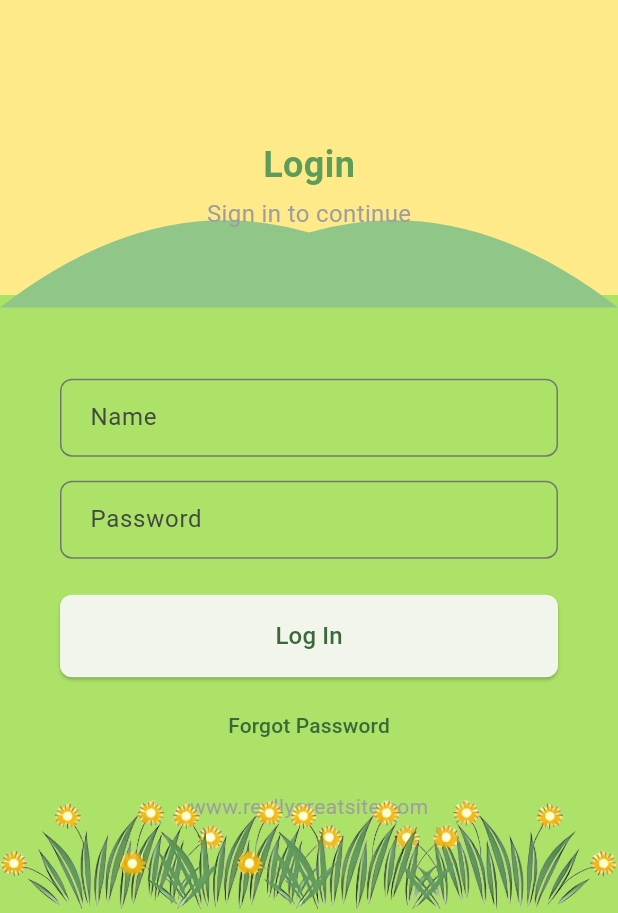
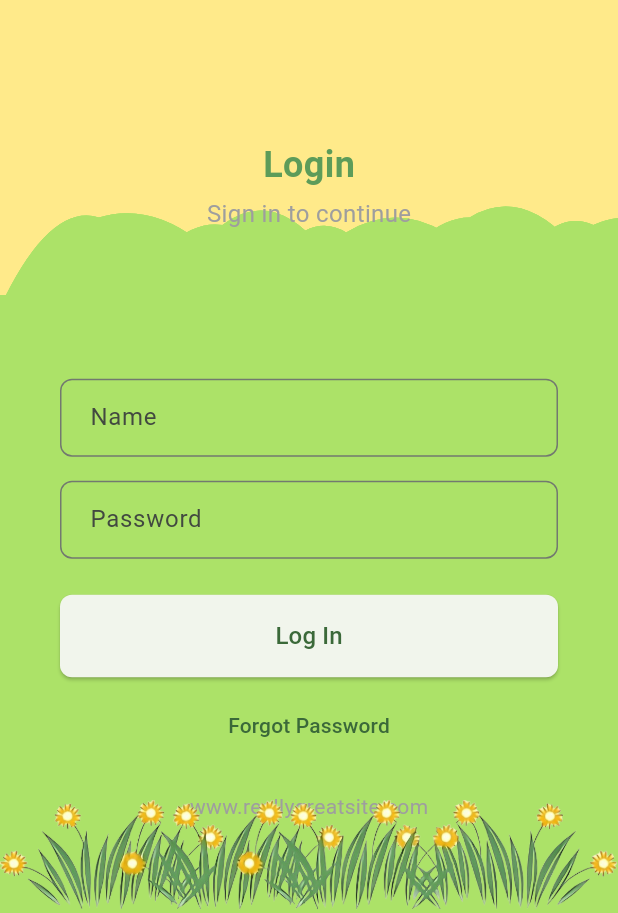
Before and after one commit to Niketw/lencho-server, a Flutter app: the screen it shows after launch, after a tap on "Get Started", on a phone screen of 412 x 824 dp, the part 323-1236 px from its top. Run offline on Flutter 3.47's test engine with Material 3 defaults, Android fonts, the light colour scheme and no system bars; our stand-ins replace firebase_core; accounts and stored records are empty; generated files the repository leaves out were written again.

Commit message:
login smoothyfied fix

```diff
--- a/lib/screens/login/login_page.dart
+++ b/lib/screens/login/login_page.dart
@@ -9,55 +9,73 @@ class LoginPage extends StatefulWidget {
   _LoginPageState createState() => _LoginPageState();
 }
 
+/// Custom Painter that draws a bush as a combination of overlapping ellipses.
 class BushCloudPainter extends CustomPainter {
   @override
   void paint(Canvas canvas, Size size) {
+    // Create multiple layers of bushes with slightly different colors
+    _drawBushLayer(canvas, size, const Color(0xfface268), 0.8); // Back layer, slightly lighter
+    _drawBushLayer(canvas, size, const Color(0xfface268), 0.9); // Middle layer
+    _drawBushLayer(canvas, size, const Color(0xfface268), 1.0); // Front layer, slightly darker
+  }
+
+  void _drawBushLayer(Canvas canvas, Size size, Color color, double scale) {
     final Paint paint = Paint()
-      ..color = const Color(0xFF90C789)  // Light green color
+      ..color = color
       ..style = PaintingStyle.fill;
 
-    // Create the main bush shape
+    // Create multiple overlapping bush shapes
+    for (int i = 0; i < 5; i++) {
       final Path bushPath = Path();
 
-    // Start from the left edge
-    bushPath.moveTo(0, size.height);
+      // Randomize the starting point slightly for each bush
+      double startX = size.width * (0.2 * i);
+      double width = size.width * 0.4; // Each bush covers 40% of the width
 
-    // Left bump
+      bushPath.moveTo(startX, size.height);
+
+      // Create the bush shape with multiple curves
       bushPath.quadraticBezierTo(
-      size.width * 0.25,  // Control point X
-      size.height * 0.2,  // Control point Y - higher up for more rounded top
-      size.width * 0.5,   // End point X - middle of the screen
-      size.height * 0.5,  // End point Y - creates the dip
+        startX + (width * 0.2),
+        size.height * (0.3 + (0.1 * (i % 2))), // Vary the height
+        startX + (width * 0.4),
+        size.height * (0.4 + (0.05 * (i % 3)))
       );
 
-    // Right bump
       bushPath.quadraticBezierTo(
-      size.width * 0.75,  // Control point X
-      size.height * 0.2,  // Control point Y - matches left bump
-      size.width,         // End point X - right edge
-      size.height,        // End point Y - bottom right corner
+        startX + (width * 0.6),
+        size.height * (0.2 + (0.1 * ((i + 1) % 2))),
+        startX + (width * 0.8),
+        size.height * (0.5 + (0.05 * ((i + 1) % 3)))
+      );
+
+      bushPath.quadraticBezierTo(
+        startX + width,
+        size.height * 0.7,
+        startX + width,
+        size.height
       );
 
       // Close the path
-    bushPath.lineTo(size.width, size.height);
-    bushPath.lineTo(0, size.height);
+      bushPath.lineTo(startX + width, size.height);
+      bushPath.lineTo(startX, size.height);
       bushPath.close();
 
-    // Draw the main shape
-    canvas.drawPath(bushPath, paint);
-
-    // Add subtle gradient overlay for depth
+      // Add subtle gradient for depth
       final Paint gradientPaint = Paint()
         ..shader = LinearGradient(
           begin: Alignment.topCenter,
           end: Alignment.bottomCenter,
           colors: [
-          const Color(0xFF90C789).withOpacity(0.2),
-          const Color(0xFF90C789).withOpacity(0),
+            color.withOpacity(0.2),
+            color.withOpacity(0.1),
           ],
-      ).createShader(Rect.fromLTWH(0, 0, size.width, size.height));
+        ).createShader(Rect.fromLTWH(startX, 0, width, size.height));
 
+      // Draw the bush
+      canvas.drawPath(bushPath, paint);
       canvas.drawPath(bushPath, gradientPaint);
+    }
   }
 
   @override
```
Lines whose indentation alone changed are shown as unchanged.
